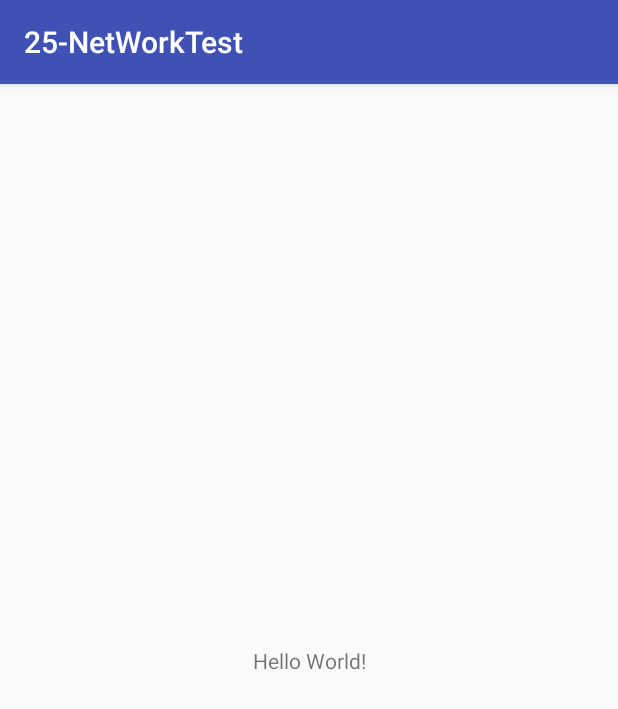
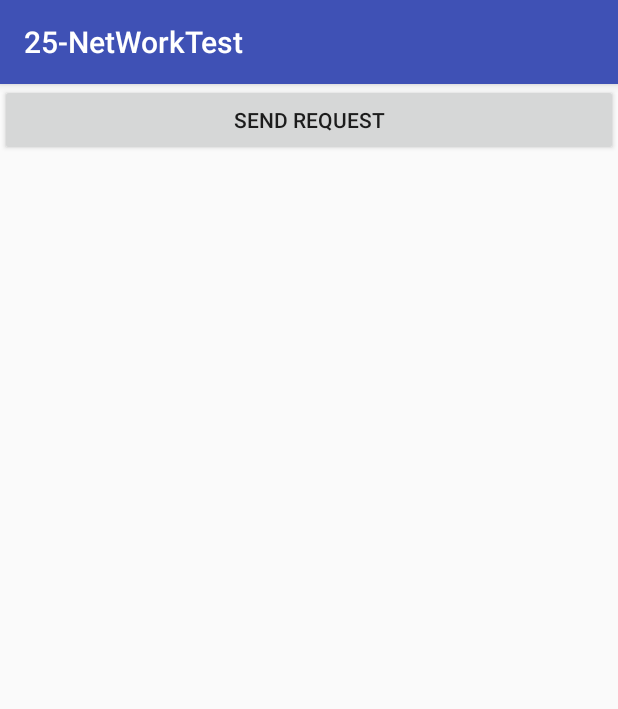
Before and after one commit to lightwind/FirstCode, an Android app: the screen it shows after launch (MainActivity), on a phone screen of 412 x 824 dp. Shown: the top 709 px of the screen. Run offline under Robolectric (Android 15) with nearby library versions, the phone set to English and light mode, and no system bars.

```diff
--- a/25-NetWorkTest/app/build.gradle
+++ b/25-NetWorkTest/app/build.gradle
@@ -27,4 +27,7 @@ dependencies {
     compile 'com.android.support:appcompat-v7:25.3.1'
     compile 'com.android.support.constraint:constraint-layout:1.0.0-alpha7'
     testCompile 'junit:junit:4.12'
+
+    // OkHttp依赖
+    compile 'com.squareup.okhttp3:okhttp:3.8.0'
 }
--- a/25-NetWorkTest/app/src/main/AndroidManifest.xml
+++ b/25-NetWorkTest/app/src/main/AndroidManifest.xml
@@ -1,6 +1,8 @@
 <?xml version="1.0" encoding="utf-8"?>
 <manifest xmlns:android="http://schemas.android.com/apk/res/android"
           package="com.lightwind.a25_networktest">
+
+    <uses-permission android:name="android.permission.INTERNET"/>
 
     <application
         android:allowBackup="true"
--- a/25-NetWorkTest/app/src/main/res/layout/activity_main.xml
+++ b/25-NetWorkTest/app/src/main/res/layout/activity_main.xml
@@ -1,19 +1,27 @@
 <?xml version="1.0" encoding="utf-8"?>
-<android.support.constraint.ConstraintLayout
+<LinearLayout
     xmlns:android="http://schemas.android.com/apk/res/android"
-    xmlns:app="http://schemas.android.com/apk/res-auto"
     xmlns:tools="http://schemas.android.com/tools"
     android:layout_width="match_parent"
     android:layout_height="match_parent"
+    android:orientation="vertical"
     tools:context="com.lightwind.a25_networktest.MainActivity">
 
-    <TextView
-        android:layout_width="wrap_content"
+    <Button
+        android:id="@+id/send_request"
+        android:layout_width="match_parent"
         android:layout_height="wrap_content"
-        android:text="Hello World!"
-        app:layout_constraintBottom_toBottomOf="parent"
-        app:layout_constraintLeft_toLeftOf="parent"
-        app:layout_constraintRight_toRightOf="parent"
-        app:layout_constraintTop_toTopOf="parent"/>
+        android:text="SEND REQUEST"/>
 
-</android.support.constraint.ConstraintLayout>
+    <ScrollView
+        android:layout_width="match_parent"
+        android:layout_height="match_parent">
+
+        <TextView
+            android:id="@+id/response_text"
+            android:layout_width="match_parent"
+            android:layout_height="wrap_content"/>
+
+    </ScrollView>
+
+</LinearLayout>
```
Also changed, not shown: 25-NetWorkTest/app/src/main/java/com/lightwind/a25_networktest/MainActivity.java (+104 -2 lines).
